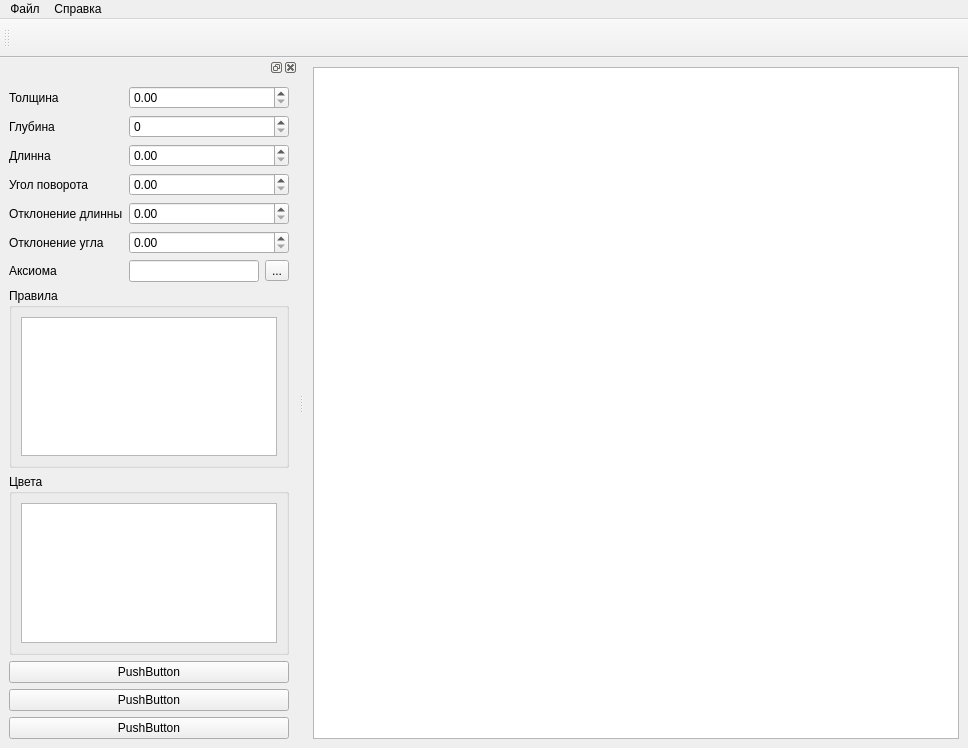
Old version of the form untitled.ui in the repository salam99823/fractal-pattern-generator.
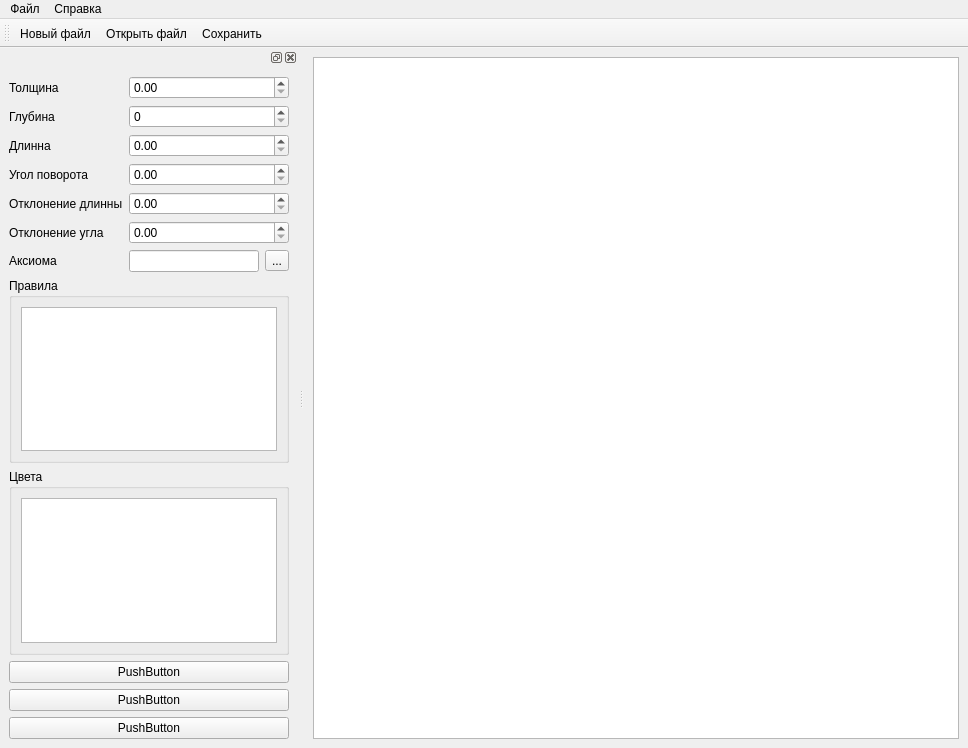
New version of the form. Custom widgets are drawn as their Qt base class.

```diff
--- a/untitled.ui
+++ b/untitled.ui
@@ -218,7 +218,9 @@
    <attribute name="toolBarBreak">
     <bool>false</bool>
    </attribute>
-   <addaction name="action_open_file"/>
+   <addaction name="action_new_file_2"/>
+   <addaction name="action_open_file_2"/>
+   <addaction name="action_save_file_2"/>
   </widget>
   <action name="action_open_file_">
    <property name="text">
@@ -274,6 +276,33 @@
     <string>Новый</string>
    </property>
   </action>
+  <action name="action_new_file_2">
+   <property name="text">
+    <string>Новый файл</string>
+   </property>
+   <property name="toolTip">
+    <string>Новый файл</string>
+   </property>
+  </action>
+  <action name="action_open_file_2">
+   <property name="text">
+    <string>Открыть файл</string>
+   </property>
+   <property name="toolTip">
+    <string>Открыть файл</string>
+   </property>
+   <property name="menuRole">
+    <enum>QAction::TextHeuristicRole</enum>
+   </property>
+  </action>
+  <action name="action_save_file_2">
+   <property name="text">
+    <string>Сохранить</string>
+   </property>
+   <property name="toolTip">
+    <string>Сохранить</string>
+   </property>
+  </action>
  </widget>
  <customwidgets>
   <customwidget>
```
Left out of the diff: 38 changed lines with no effect on the pictures.
